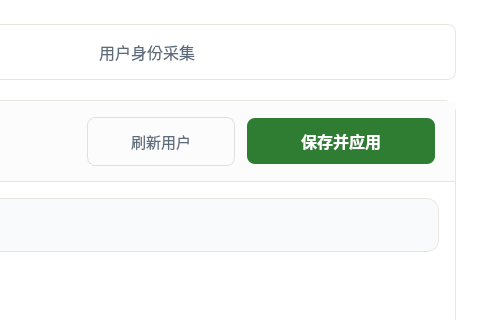
Above: RK3568/ui/systempage.ui from Ruanchenxi/RK3568-Qt-Workbench before the change; both pictures show x 800 to 1280 and y 0 to 320 of the 1280 by 784 pixel window. Below: the same form after it.
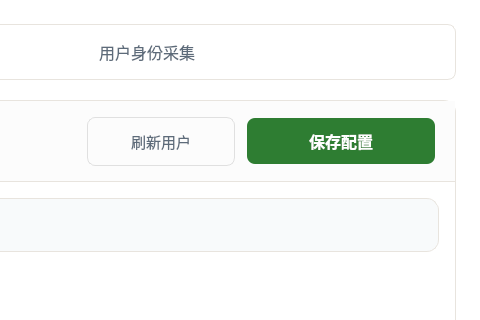
That is the form after the change. Icons and pictures are not drawn.

What changed in the file:
```diff
--- a/RK3568/ui/systempage.ui
+++ b/RK3568/ui/systempage.ui
@@ -541,7 +541,7 @@
 }</string>
            </property>
            <property name="text">
-            <string>保存并应用</string>
+            <string>保存配置</string>
            </property>
           </widget>
          </item>
```
